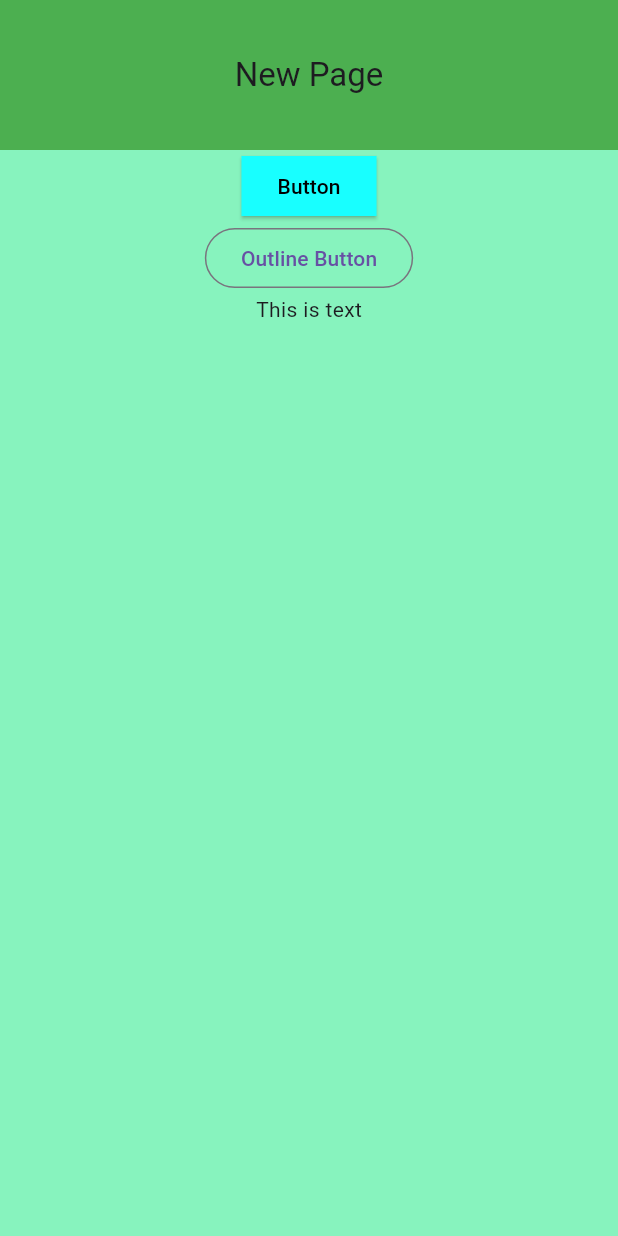
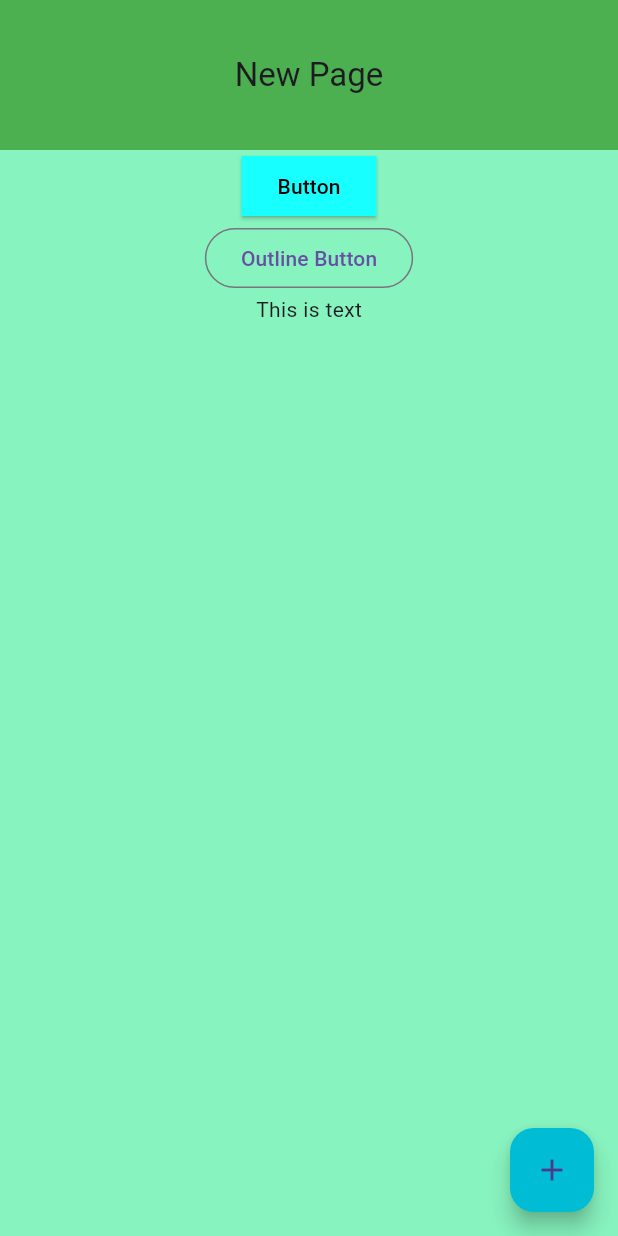
Before and after one commit to osmangonikhan247/new_project, a Flutter app: the screen it shows after launch, on a phone screen of 412 x 824 dp. Run offline on Flutter 3.47's test engine with Material 3 defaults, Android fonts, the phone set to English and light mode, and no system bars.

Commit message:
updated code

```diff
--- a/lib/page2.dart
+++ b/lib/page2.dart
@@ -38,12 +38,20 @@ class page2 extends StatelessWidget {
 
                 child: Text('This is text')),
 
+
+
           ],
 
 
         ),
       ),
 
+      floatingActionButton: FloatingActionButton(onPressed: (){
+             print('Floating Button Pressed') ;     },
+      child: Icon(Icons.add),
+        backgroundColor: Colors.cyan,
+      ),
+
     );
   }
 }
```
